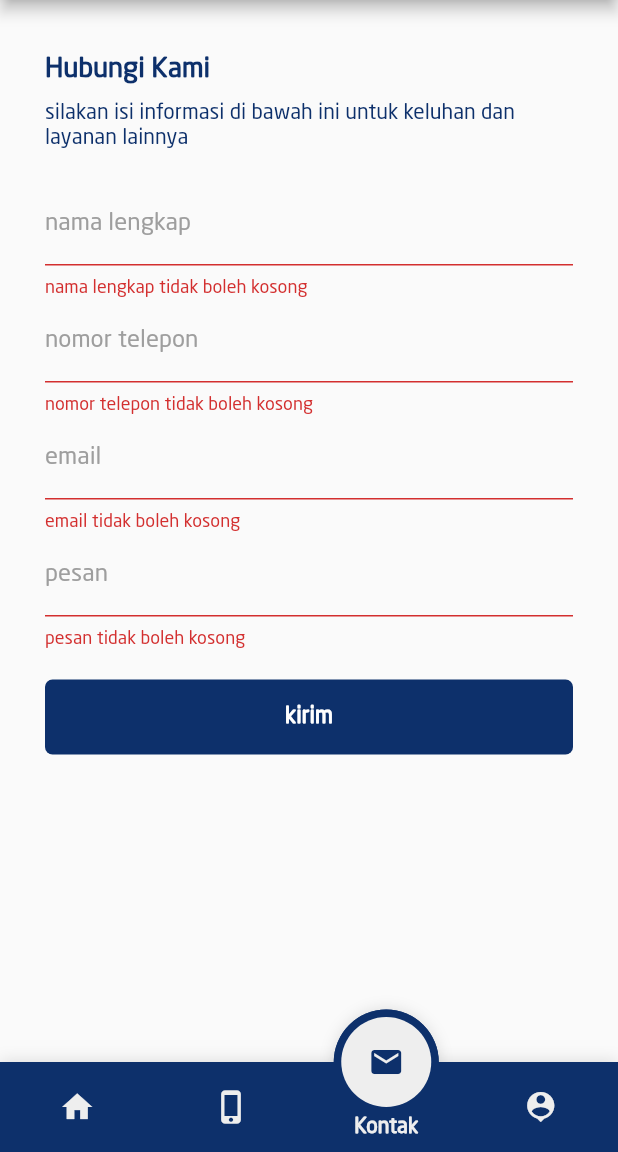
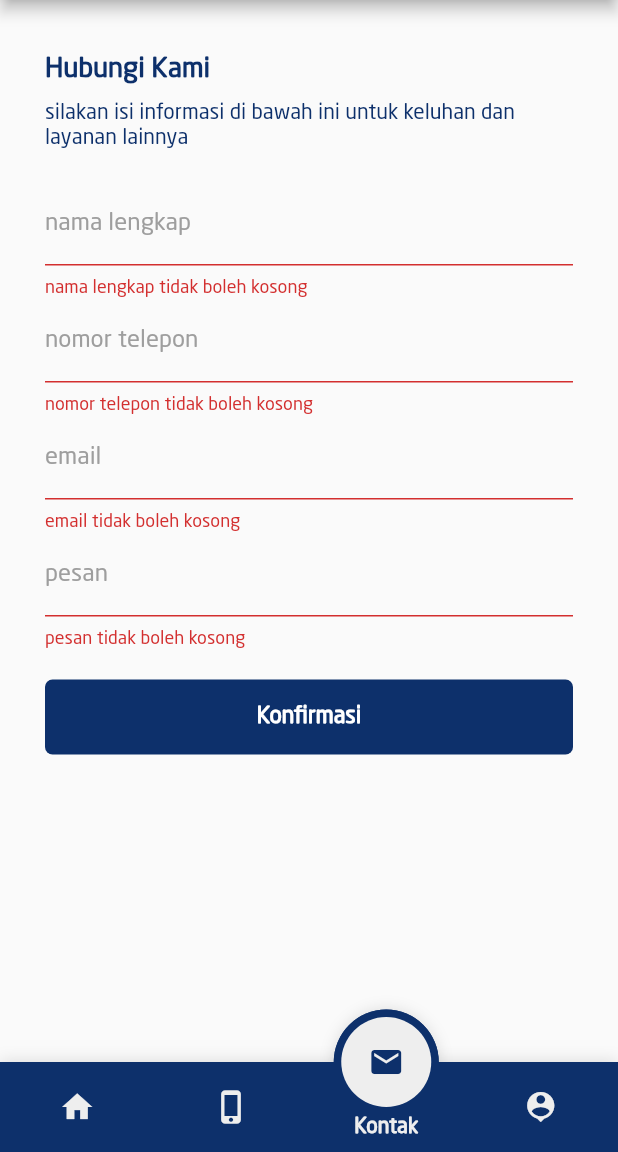
Before and after one commit to nandanghermawan21/module-sufi-smart, a Flutter app: the screen it shows after launch, item 3 of the bottom bar chosen, on a phone screen of 412 x 824 dp, the part 84-1236 px from its top. Run offline on Flutter 3.47's test engine with Material 2 defaults, Android fonts, the phone set to English and light mode, and no system bars; drawn by our look-alikes of fancy_bottom_navigation; our stand-ins replace cached_network_image, card_swiper, dio, flutter_image_compress, flutter_widget_from_html, font_awesome_flutter and 8 more; missing offline and left inert: flutter_background_service, flutter_background_service_android, flutter_background_service_ios, onesignal_flutter; accounts and stored records are empty; network calls fail; statements that could not run were skipped.

Commit message:
comit agie 20220811 2

```diff
--- a/lib/recource/strings_en_us.dart
+++ b/lib/recource/strings_en_us.dart
@@ -142,7 +142,7 @@ class StringsEnUs implements Strings {
   String get promo => "Promo\n";
 
   @override
-  String get send => "Send";
+  String get send => "Confirm";
 
   @override
   String get showAll => "ShowAll";
--- a/lib/util/strings.dart
+++ b/lib/util/strings.dart
@@ -25,7 +25,7 @@ abstract class Strings {
   String get fullname => "nama lengkap";
   String get phoneNumber => "nomor telepon";
   String get message => "pesan";
-  String get send => "kirim";
+  String get send => "Konfirmasi";
   String get canNotBeEmpty => "tidak boleh kosong";
   String get login => "Masuk";
   String get signUp => "Daftar Sekarang";
```
